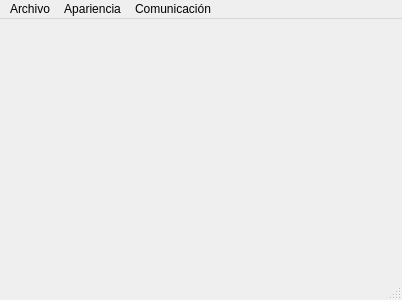
First picture: the form in ui/ventana_principal.ui, repository dariotzvir/control_midi, before the edit.
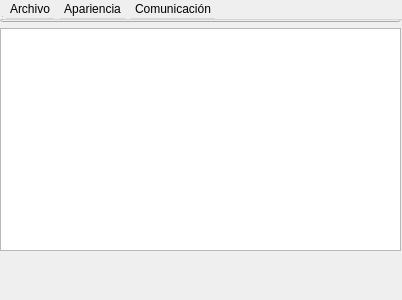
Second picture: the form after the edit.

What changed in the file:
```diff
--- a/ui/ventana_principal.ui
+++ b/ui/ventana_principal.ui
@@ -4,7 +4,7 @@
     <comment/>
     <exportmacro/>
     <class>ventana_principal</class>
-    <widget class="QMainWindow" name="Ventana">
+    <widget class="QWidget" name="ventana_principal">
         <property name="geometry">
             <rect>
                 <x>0</x>
@@ -16,17 +16,24 @@
         <property name="windowTitle">
             <string>Ventana_principal</string>
         </property>
-        <widget class="QWidget" name="">
+        <widget class="QWidget" name="widget">
             <widget class="QWidget" name="verticalLayoutWidget">
                 <property name="geometry">
                     <rect>
-                        <x>10</x>
+                        <x>0</x>
                         <y>0</y>
-                        <width>391</width>
+                        <width>401</width>
                         <height>251</height>
                     </rect>
                 </property>
-                <layout class="QVBoxLayout" name="verticalLayout"/>
+                <layout class="QVBoxLayout" name="verticalLayout">
+                    <item>
+                        <widget class="QComboBox" name="selector_color"/>
+                    </item>
+                    <item>
+                        <widget class="QPlainTextEdit" name="terminal"/>
+                    </item>
+                </layout>
             </widget>
         </widget>
         <widget class="QMenuBar" name="menubar">
@@ -35,7 +42,7 @@
                     <x>0</x>
                     <y>0</y>
                     <width>402</width>
-                    <height>23</height>
+                    <height>20</height>
                 </rect>
             </property>
             <widget class="QMenu" name="menuArchivo">
```
Left out of the diff: 1 changed line with no effect on the pictures.
